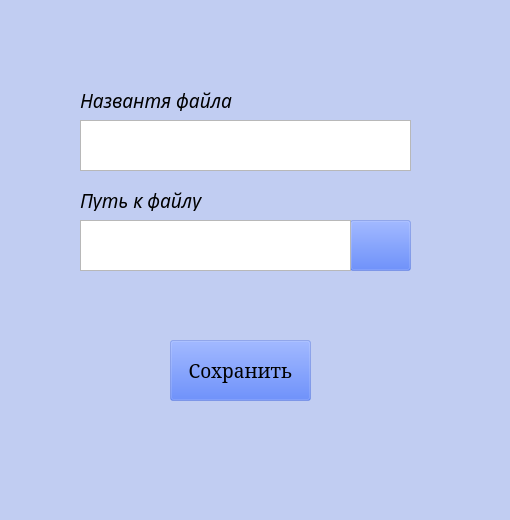
The window that app/ui/create_box.ui (Xbasan/Diplom) describes before a commit, drawn with Qt 5.
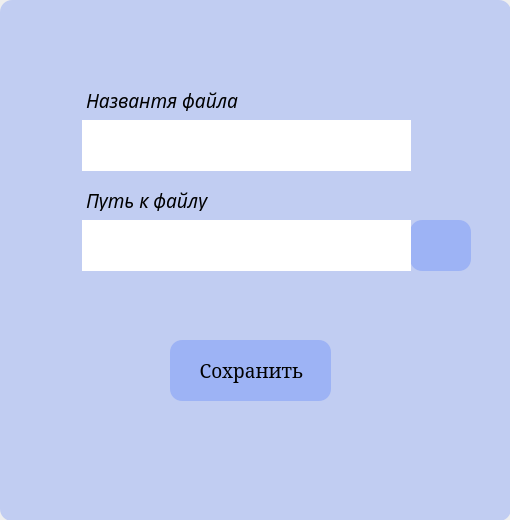
The same window after the commit. Icons and pictures are not drawn.

Diff of the .ui file:
```diff
--- a/app/ui/create_box.ui
+++ b/app/ui/create_box.ui
@@ -59,12 +59,15 @@
     <bool>true</bool>
    </property>
    <property name="styleSheet">
-    <string notr="true">background-color: rgba(30, 85, 255, 55);</string>
+    <string notr="true">border-radius: 12px;
+background-color: rgba(0, 85, 255, 55);
+padding-left:2px;
+background-color: rgba(30, 85, 255, 55);</string>
    </property>
    <widget class="QPushButton" name="pushButton">
     <property name="geometry">
      <rect>
-      <x>350</x>
+      <x>410</x>
       <y>220</y>
       <width>61</width>
       <height>51</height>
@@ -98,8 +101,8 @@
     <property name="geometry">
      <rect>
       <x>80</x>
-      <y>220</y>
-      <width>271</width>
+      <y>120</y>
+      <width>331</width>
       <height>51</height>
      </rect>
     </property>
@@ -120,7 +123,7 @@
      <rect>
       <x>170</x>
       <y>340</y>
-      <width>141</width>
+      <width>161</width>
       <height>61</height>
      </rect>
     </property>
@@ -134,12 +137,18 @@
     <property name="text">
      <string>Сохранить</string>
     </property>
+    <property name="iconSize">
+     <size>
+      <width>0</width>
+      <height>0</height>
+     </size>
+    </property>
    </widget>
    <widget class="QTextEdit" name="File_name">
     <property name="geometry">
      <rect>
       <x>80</x>
-      <y>120</y>
+      <y>220</y>
       <width>331</width>
       <height>51</height>
      </rect>
```
Left out of the diff: 6 changed lines with no effect on the pictures.
